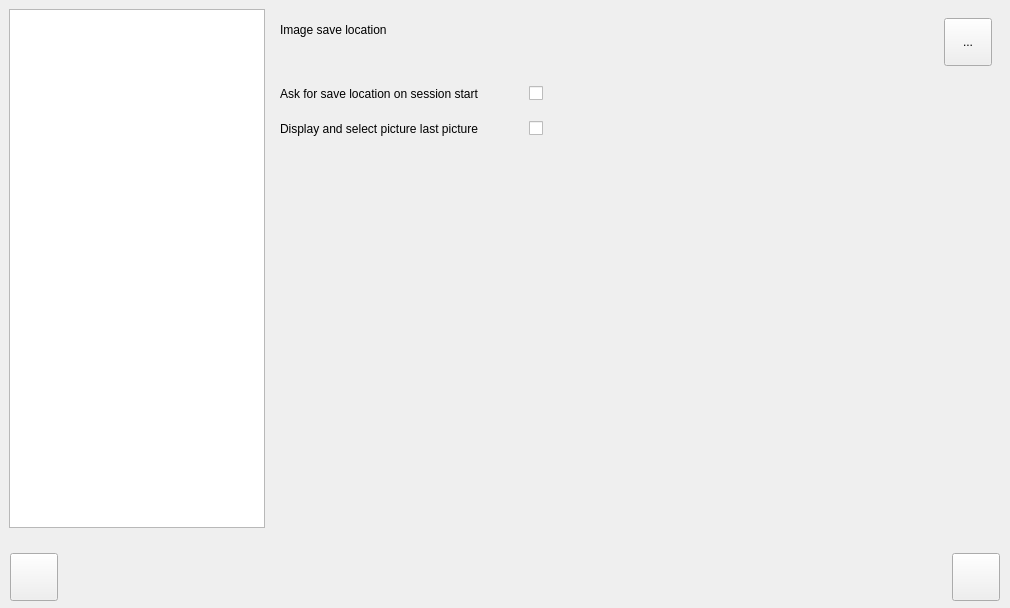
Old version of the form CottBooth/settingswindow.ui in the repository Vallevard/CottBooth.
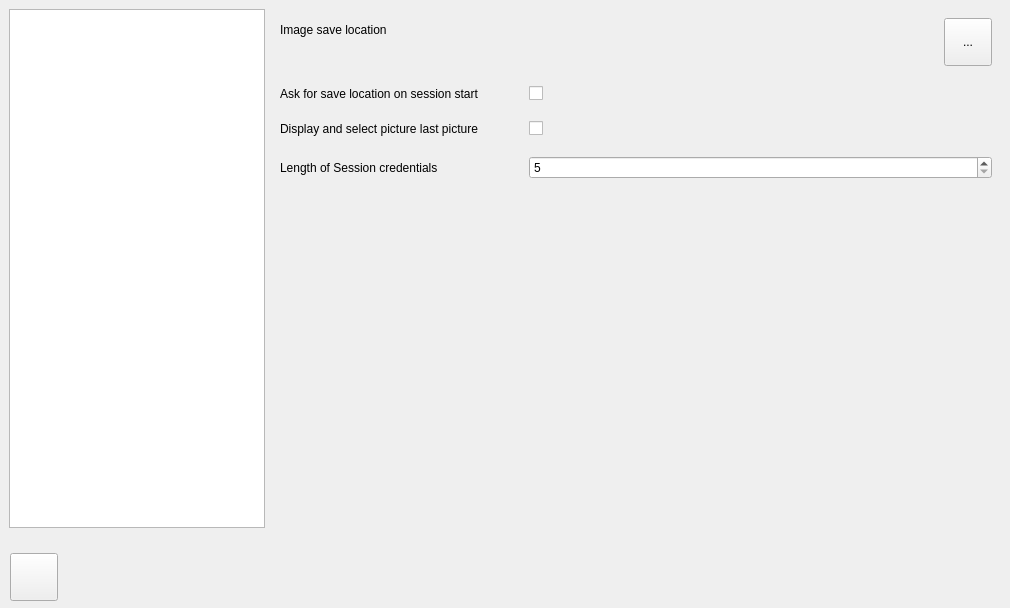
New version of the form.

Commit message: basic implementation of photobooth session management, ui, globals

What changed in the file:
```diff
--- a/CottBooth/settingswindow.ui
+++ b/CottBooth/settingswindow.ui
@@ -197,6 +197,23 @@
                </layout>
               </widget>
              </item>
+             <item row="3" column="0">
+              <widget class="QLabel" name="label_13">
+               <property name="text">
+                <string>Length of Session credentials</string>
+               </property>
+              </widget>
+             </item>
+             <item row="3" column="1">
+              <widget class="QSpinBox" name="sbCredentialLength">
+               <property name="minimum">
+                <number>5</number>
+               </property>
+               <property name="maximum">
+                <number>10</number>
+               </property>
+              </widget>
+             </item>
             </layout>
            </widget>
           </item>
@@ -563,25 +580,6 @@
         </property>
        </spacer>
       </item>
-      <item>
-       <widget class="QToolButton" name="btnSave">
-        <property name="minimumSize">
-         <size>
-          <width>48</width>
-          <height>48</height>
-         </size>
-        </property>
-        <property name="maximumSize">
-         <size>
-          <width>48</width>
-          <height>48</height>
-         </size>
-        </property>
-        <property name="text">
-         <string/>
-        </property>
-       </widget>
-      </item>
      </layout>
     </widget>
    </item>
```
The commit also changes 14 other files.
